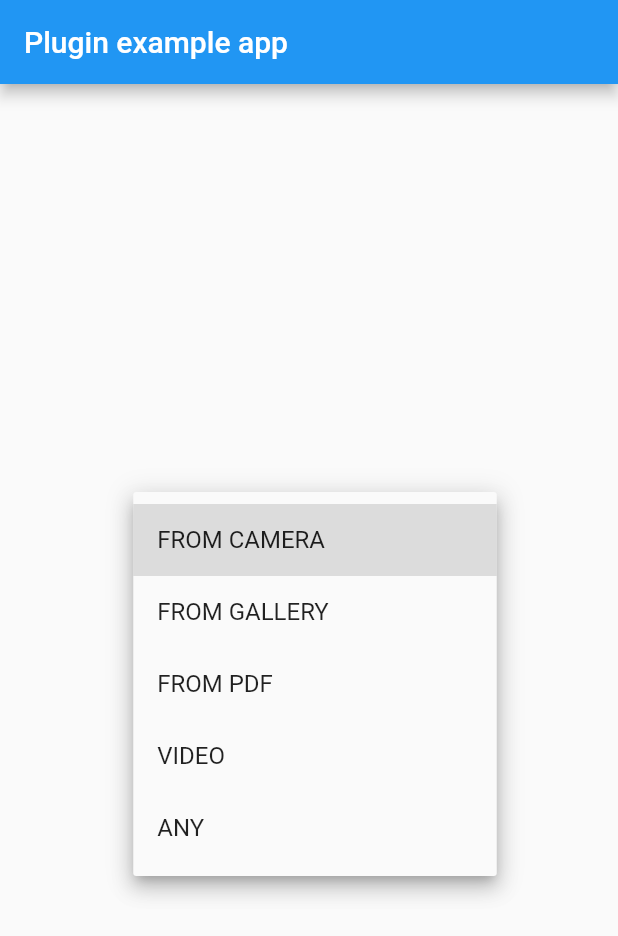
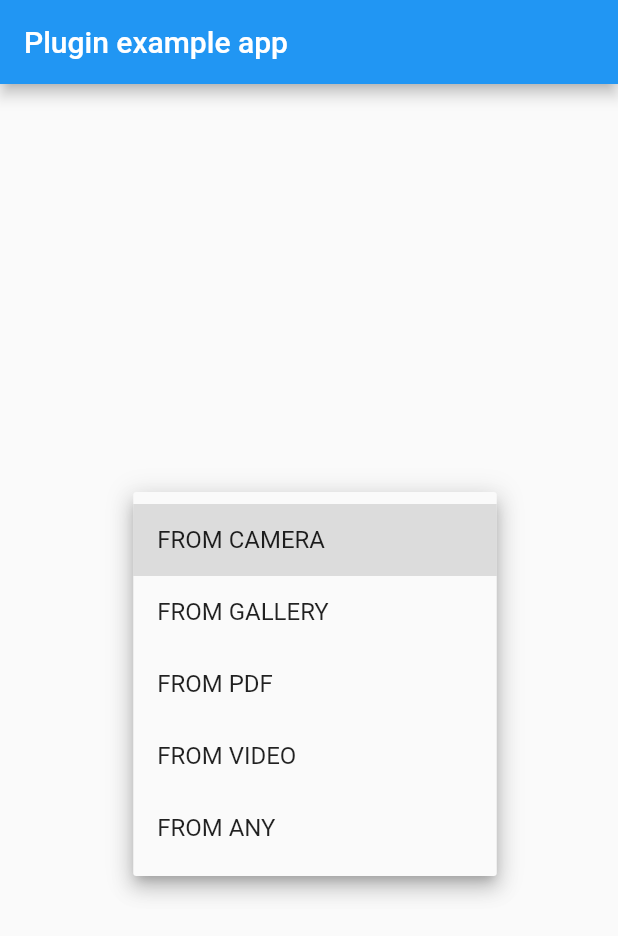
Before and after one commit to miguelpruivo/flutter_file_picker, a Flutter app: the screen it shows after launch, after a tap on "LOAD FILE PATH FROM...", on a phone screen of 412 x 824 dp. Shown: the top 936 px of the screen. Run offline on Flutter 3.47's test engine with Material 2 defaults, Android fonts, the phone set to English and light mode, and no system bars; our stand-ins replace image_picker.

Commit message:
updates version, README and CHANGELOG

```diff
--- a/example/lib/main.dart
+++ b/example/lib/main.dart
@@ -59,11 +59,11 @@ class _MyAppState extends State<MyApp> {
                     value: FileType.PDF,
                   ),
                   new DropdownMenuItem(
-                    child: new Text('VIDEO'),
+                    child: new Text('FROM VIDEO'),
                     value: FileType.VIDEO,
                   ),
                   new DropdownMenuItem(
-                    child: new Text('ANY'),
+                    child: new Text('FROM ANY'),
                     value: FileType.ANY,
                   )
                 ],
--- a/pubspec.yaml
+++ b/pubspec.yaml
@@ -1,6 +1,6 @@
 name: file_picker
 description: A plugin that allows you to pick absolute paths from diferent file types.
-version: 0.1.6
+version: 1.0.0
 author: Miguel Ruivo <miguelpruivo@outlook.com>
 homepage: https://github.com/miguelpruivo/plugins_flutter_file_picker
 
```
Also changed, not shown: example/demo.png, 2 other files.
